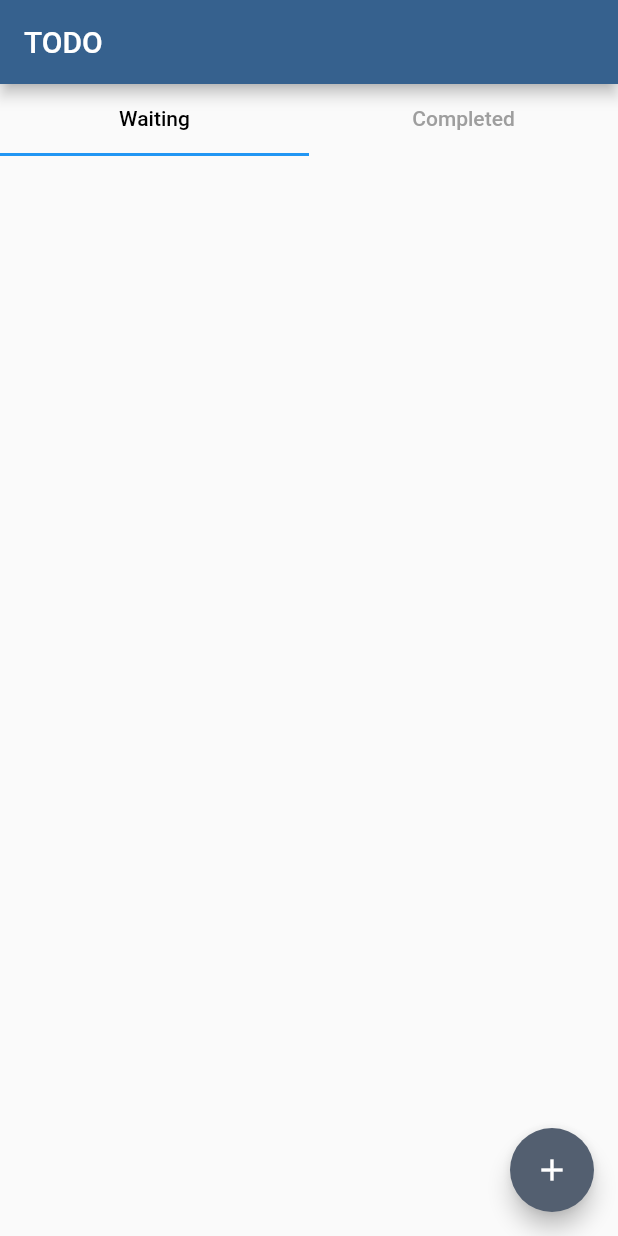
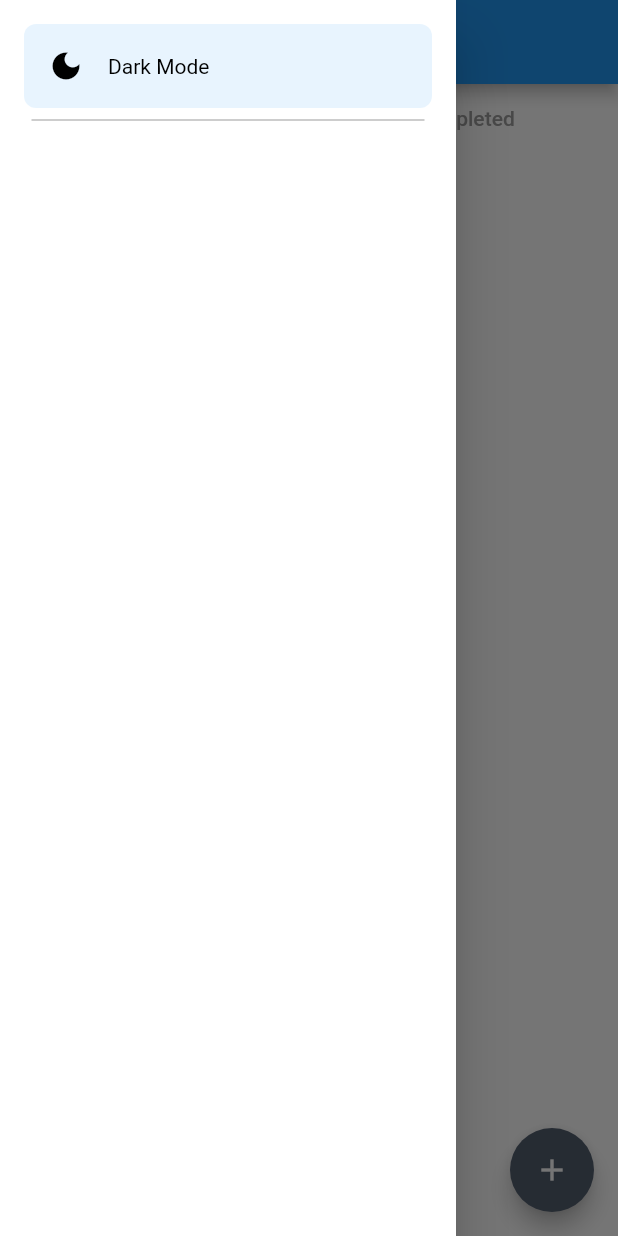
Before and after one commit to radwan-77/todolati2024, a Flutter app: the screen it shows after launch, with the side drawer open (before the commit the screen has no drawer), on a phone screen of 412 x 824 dp. Run offline on Flutter 3.47's test engine with Material 3 defaults, Android fonts, the light colour scheme and no system bars; our stand-ins replace google_fonts, shared_preferences, timeago; Roboto replaces fonts that are missing (Cairo).

Commit message:
DrawerTile Added.

```diff
--- a/lib/main.dart
+++ b/lib/main.dart
@@ -1,6 +1,7 @@
 import 'package:flutter/material.dart';
 import 'package:google_fonts/google_fonts.dart';
 import 'package:provider/provider.dart';
+import 'package:todolati2024/providers/dark_mode_provider.dart';
 import 'package:todolati2024/providers/tasks_provider.dart';
 import 'package:todolati2024/screens/home_screen.dart';
 
@@ -16,18 +17,36 @@ class MyApp extends StatelessWidget {
     return MultiProvider(
       providers: [
         ChangeNotifierProvider<TasksProvider>(
-            create: (context) => TasksProvider())
+            create: (context) => TasksProvider()..getTasks()),
+        ChangeNotifierProvider<DarkModeProvider>(
+            create: (context) => DarkModeProvider()..getMode())
       ],
-      child: MaterialApp(
+      child:
+          Consumer<DarkModeProvider>(builder: (context, darkModeConsumer, _) {
+        return MaterialApp(
           debugShowCheckedModeBanner: false,
           title: 'Flutter Demo',
           theme: ThemeData(
+            dividerTheme: DividerThemeData(
+              color: darkModeConsumer.isDark ? Colors.white24 : Colors.black26,
+            ),
+            tabBarTheme: TabBarTheme(
+                labelColor:
+                    darkModeConsumer.isDark ? Colors.white : Colors.blueGrey),
+            appBarTheme: const AppBarTheme(
+                centerTitle: true, backgroundColor: Colors.blue),
+            drawerTheme: DrawerThemeData(
+                backgroundColor:
+                    darkModeConsumer.isDark ? Colors.black : Colors.white),
+            scaffoldBackgroundColor:
+                darkModeConsumer.isDark ? Colors.black : Colors.white,
             textTheme: GoogleFonts.cairoTextTheme(),
             colorScheme: ColorScheme.fromSeed(seedColor: Colors.blue),
             useMaterial3: false,
           ),
           home: const HomeScreen(),
-      ),
+        );
+      }),
     );
   }
 }
--- /dev/null
+++ b/lib/providers/dark_mode_provider.dart
@@ -0,0 +1,22 @@
+import 'package:flutter/material.dart';
+import 'package:shared_preferences/shared_preferences.dart';
+
+class DarkModeProvider with ChangeNotifier {
+  bool isDark = false;
+
+  switchMode() async {
+    SharedPreferences prefs = await SharedPreferences.getInstance();
+
+    isDark = !isDark;
+    prefs.setBool("isDark", isDark);
+    notifyListeners();
+  }
+
+  getMode() async {
+    SharedPreferences prefs = await SharedPreferences.getInstance();
+    isDark = prefs.getBool("isDark") ?? false;
+    notifyListeners();
+    // (prefs.getBool("isDark") == null ? false : prefs.getBool("isDark"))!;
+    // prefs.getBool("isDark") ?? false ;
+  }
+}
--- a/lib/screens/home_screen.dart
+++ b/lib/screens/home_screen.dart
@@ -1,7 +1,9 @@
 import 'package:flutter/material.dart';
 import 'package:provider/provider.dart';
 import 'package:todolati2024/models/task_model.dart';
+import 'package:todolati2024/providers/dark_mode_provider.dart';
 import 'package:todolati2024/providers/tasks_provider.dart';
+import 'package:todolati2024/widgets/clickables/drawer_tile.dart';
 import 'package:todolati2024/widgets/dialogs/add_task_dialog.dart';
 import 'package:todolati2024/widgets/cards/task_card.dart';
 
@@ -20,14 +22,37 @@ class _HomeScreenState extends State<HomeScreen> {
 
   @override
   void initState() {
-    Provider.of<TasksProvider>(context, listen: false).getTasks();
     super.initState();
   }
 
   @override
   Widget build(BuildContext context) {
+    return Consumer<DarkModeProvider>(builder: (context, darkModeConsumer, _) {
       return Consumer<TasksProvider>(builder: (context, tasksConsumer, _) {
         return Scaffold(
+            drawer: Drawer(
+              child: SafeArea(
+                child: Padding(
+                  padding: const EdgeInsets.all(16.0),
+                  child: Column(
+                    children: [
+                      DrawerTile(
+                          text: darkModeConsumer.isDark
+                              ? "Light Mode"
+                              : "Dark Mode",
+                          onTab: () {
+                            Provider.of<DarkModeProvider>(context,
+                                    listen: false)
+                                .switchMode();
+                          },
+                          icon: darkModeConsumer.isDark
+                              ? Icons.light_mode
+                              : Icons.dark_mode),
+                    ],
+                  ),
+                ),
+              ),
+            ),
             floatingActionButton: FloatingActionButton(
                 child: const Icon(Icons.add),
                 onPressed: () {
@@ -62,7 +87,6 @@ class _HomeScreenState extends State<HomeScreen> {
                 children: [
                   const TabBar(
                       isScrollable: false,
-                    labelColor: Colors.black,
                       unselectedLabelColor: Colors.grey,
                       indicatorColor: Colors.blue,
                       tabs: [
@@ -115,5 +139,6 @@ class _HomeScreenState extends State<HomeScreen> {
               ),
             ));
       });
+    });
   }
 }
--- /dev/null
+++ b/lib/widgets/clickables/drawer_tile.dart
@@ -0,0 +1,64 @@
+import 'package:flutter/material.dart';
+import 'package:provider/provider.dart';
+import 'package:todolati2024/providers/dark_mode_provider.dart';
+
+class DrawerTile extends StatelessWidget {
+  const DrawerTile(
+      {super.key,
+      required this.text,
+      required this.onTab,
+      required this.icon,
+      this.withDivider = true});
+  final String text;
+  final Function onTab;
+  final IconData icon;
+  final bool withDivider;
+  @override
+  Widget build(BuildContext context) {
+    return Consumer<DarkModeProvider>(builder: (context, darkModeConsumer, _) {
+      return Column(
+        children: [
+          GestureDetector(
+            onTap: () {
+              onTab();
+            },
+            child: Container(
+              decoration: BoxDecoration(
+                  borderRadius: BorderRadius.circular(8),
+                  color: darkModeConsumer.isDark
+                      ? Colors.white24
+                      : Colors.blue.withOpacity(0.1)),
+              child: Padding(
+                padding: const EdgeInsets.all(16.0),
+                child: Row(
+                  children: [
+                    Icon(icon,
+                        color: darkModeConsumer.isDark
+                            ? Colors.white60
+                            : Colors.black),
+                    const SizedBox(
+                      width: 16,
+                    ),
+                    Text(
+                      text,
+                      style: TextStyle(
+                          color: darkModeConsumer.isDark
+                              ? Colors.white60
+                              : Colors.black),
+                    )
+                  ],
+                ),
+              ),
+            ),
+          ),
+          if (withDivider)
+            const Divider(
+              thickness: 1,
+              endIndent: 5,
+              indent: 5,
+            ),
+        ],
+      );
+    });
+  }
+}
```
Also changed, not shown: lib/widgets/cards/task_card.dart (+30 -6 lines). Lines whose indentation alone changed are shown as unchanged.
